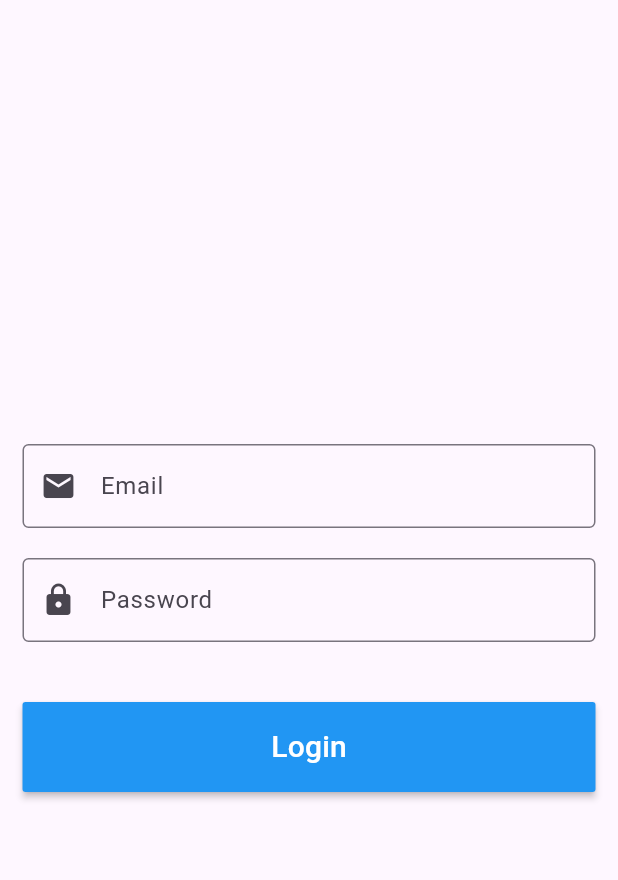
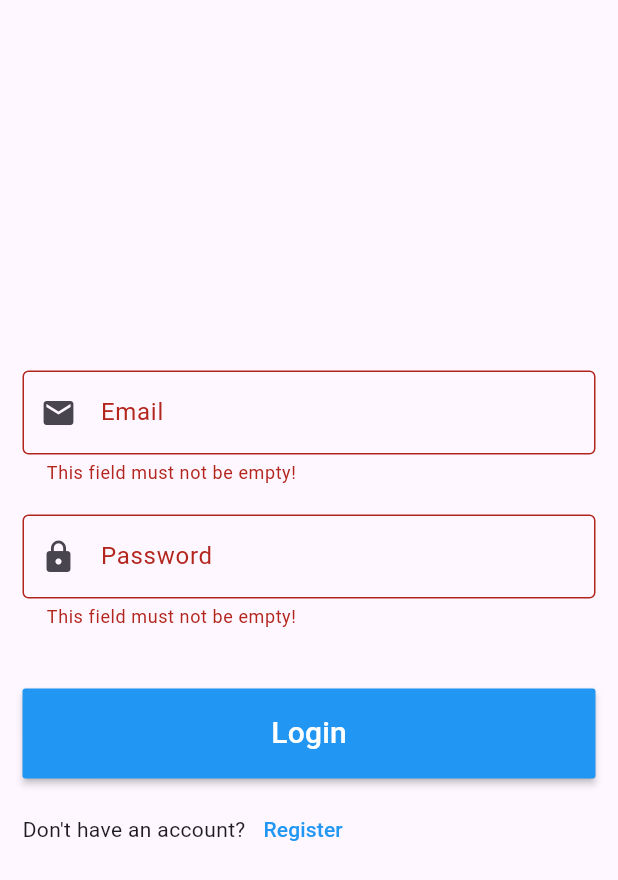
Before and after one commit to shawkary/shop_app, a Flutter app: the LoginView screen opened directly, after a tap on "Login", on a phone screen of 412 x 824 dp. Shown: the top 880 px of the screen. Run offline on Flutter 3.47's test engine with Material 3 defaults, Android fonts, the phone set to English and light mode, and no system bars; our stand-ins replace smooth_page_indicator.

Commit message:
add Text & register button

```diff
--- a/lib/features/login/presentation/views/widgets/custom_text_field.dart
+++ b/lib/features/login/presentation/views/widgets/custom_text_field.dart
@@ -15,10 +15,16 @@ class CustomTextFormField extends StatelessWidget {
     return Padding(
       padding: const EdgeInsets.symmetric(horizontal: 15.0),
       child: TextFormField(
+        validator: (value) {
+          if(value!.isEmpty){
+            return 'This field must not be empty!';
+          }
+          return null;
+        },
         decoration: InputDecoration(
             border: const OutlineInputBorder(),
             label: Text(label),
-            prefixIcon: Icon(prefixIcon)
+            prefixIcon: Icon(prefixIcon),
         ),
       ),
     );
--- a/lib/features/login/presentation/views/widgets/login_view_body.dart
+++ b/lib/features/login/presentation/views/widgets/login_view_body.dart
@@ -5,11 +5,14 @@ import 'custom_text_field.dart';
 
 class LoginViewBody extends StatelessWidget {
   const LoginViewBody({super.key});
+  static final formKey = GlobalKey<FormState>();
 
   @override
   Widget build(BuildContext context) {
     return Center(
         child: SingleChildScrollView(
+            child: Form(
+              key: formKey,
               child: Column(
                 children: [
                   const CustomTextFormField(
@@ -23,10 +26,29 @@ class LoginViewBody extends StatelessWidget {
                   ),
                   const SizedBox(height: 40),
                   CustomButton(
-                  onPressed: (){},
+                    onPressed: ()
+                    {
+                      if(formKey.currentState!.validate()){
+
+                      }
+                    },
                     text: 'Login',
                   ),
+                  const SizedBox(height: 10),
+                  Padding(padding: const EdgeInsets.symmetric(horizontal: 15.0),
+                    child: Row(
+                      children: [
+                        const Text('Don\'t have an account?'),
+                        TextButton(
+                            onPressed: () {
+
+                            },
+                            child: const Text('Register', style: TextStyle(color: Colors.blue),)),
                       ],
+                    ),
+                  )
+                ],
+              ),
             )
         )
     );
```
Lines whose indentation alone changed are shown as unchanged.
